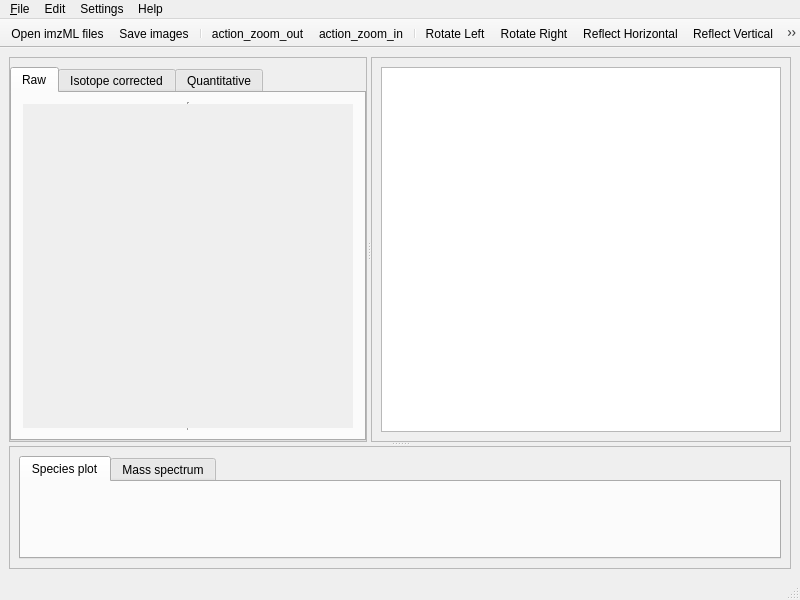
swinnenteam/LipidQMap, file resources/views/MsiMainWindow.ui: the form before one commit.
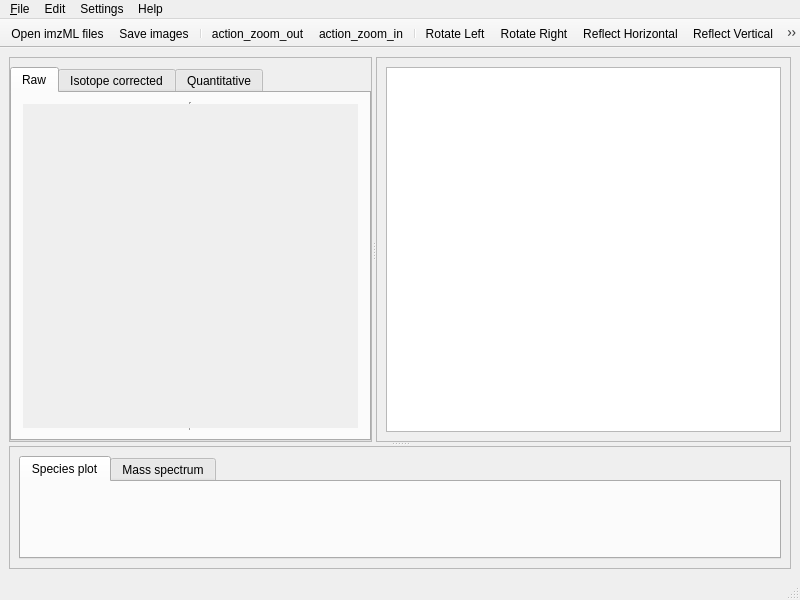
The form after the commit. Icons and pictures are not drawn.

What changed in the file:
```diff
--- a/resources/views/MsiMainWindow.ui
+++ b/resources/views/MsiMainWindow.ui
@@ -164,7 +164,7 @@
         </property>
         <property name="maximumSize">
          <size>
-          <width>420</width>
+          <width>415</width>
           <height>16777215</height>
          </size>
         </property>
```
